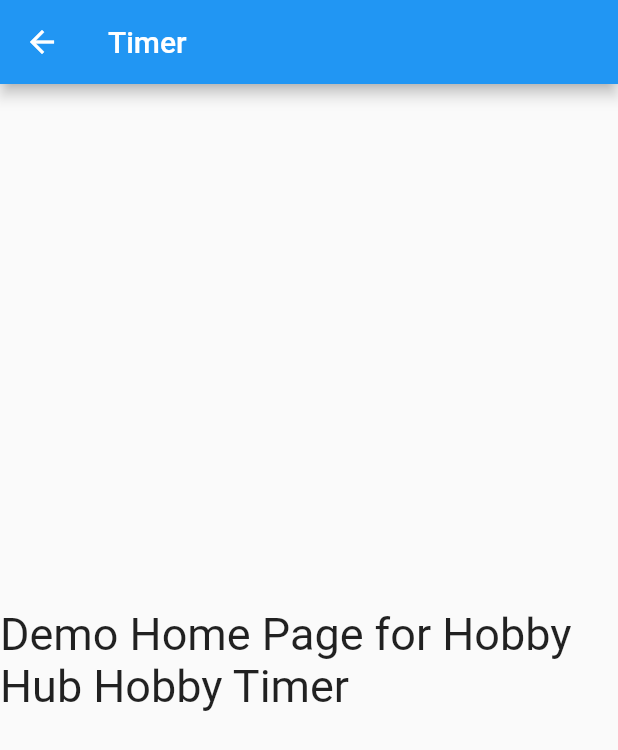
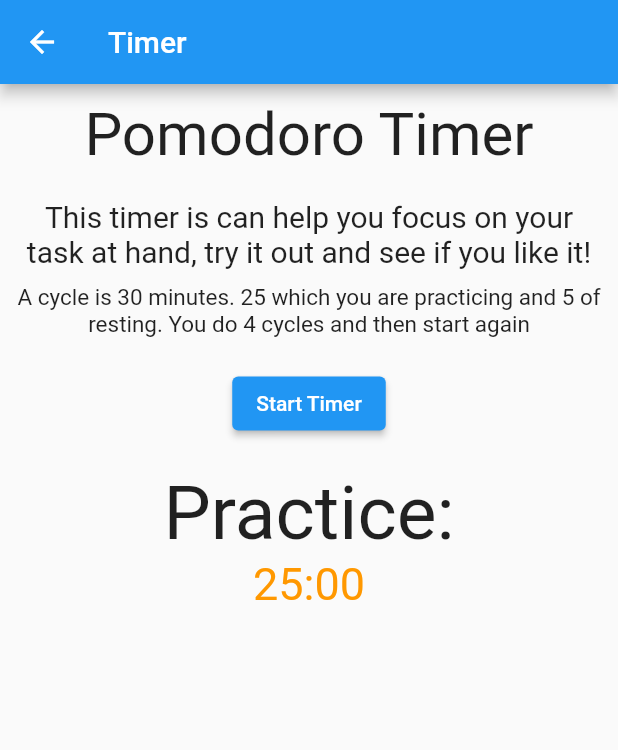
Before and after one commit to JustAnOpossum/Hobby-Hub-CS-371-, a Flutter app: the TimerPage screen opened directly, on a phone screen of 412 x 824 dp. Shown: the top 750 px of the screen. Run offline on Flutter 3.47's test engine with Material 2 defaults, Android fonts, the phone set to English and light mode, and no system bars.

Commit message:
Finished base layout of timer

```diff
--- a/app_interface/lib/timer.dart
+++ b/app_interface/lib/timer.dart
@@ -9,13 +9,67 @@ class _TimerPageState extends State<TimerPage> {
   @override
   Widget build(BuildContext context) {
     return Scaffold(
-      appBar: AppBar(
-        title: const Text('Timer'),
-      ),
-      body: const Center(
-        child: Text('Demo Home Page for Hobby Hub Hobby Timer',
-            style: TextStyle(fontSize: 30)),
-      ),
+        appBar: AppBar(
+          title: const Text('Timer'),
+        ),
+        body: Center(
+            child: Container(
+          margin: EdgeInsets.all(10),
+          child: Column(
+            children: [
+              Text(
+                'Pomodoro Timer',
+                style: TextStyle(fontSize: 40),
+              ),
+              Container(
+                height: 20,
+              ),
+              Text(
+                'This timer is can help you focus on your task at hand, try it out and see if you like it!',
+                style: TextStyle(fontSize: 20),
+                textAlign: TextAlign.center,
+              ),
+              Container(
+                height: 10,
+              ),
+              Text(
+                'A cycle is 30 minutes. 25 which you are practicing and 5 of resting. You do 4 cycles and then start again',
+                style: TextStyle(fontSize: 15),
+                textAlign: TextAlign.center,
+              ),
+              Container(
+                height: 20,
+              ),
+              ElevatedButton(onPressed: () {}, child: Text('Start Timer')),
+              Container(
+                height: 20,
+              ),
+              Timer(),
+            ],
+          ),
+        )));
+  }
+}
+
+class Timer extends StatefulWidget {
+  @override
+  _TimerState createState() => _TimerState();
+}
+
+class _TimerState extends State<Timer> {
+  @override
+  Widget build(BuildContext context) {
+    return Column(
+      children: [
+        Text(
+          'Practice:',
+          style: TextStyle(fontSize: 50),
+        ),
+        Text(
+          '25:00',
+          style: TextStyle(fontSize: 30, color: Colors.orange),
+        )
+      ],
     );
   }
 }
```
